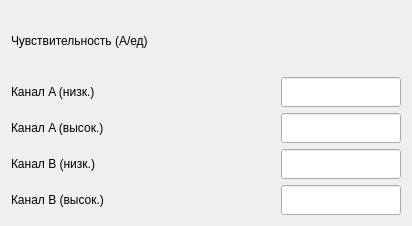
The window that RSCAN_DOSE/src/widgets/sensitivitysettings.ui (niitfa/RSCAN_DOSE_GUI) describes before a commit, drawn with Qt 5.
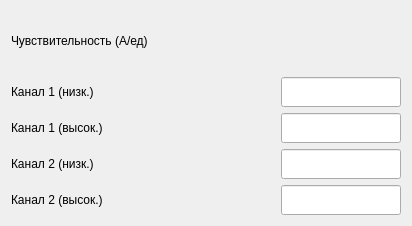
The same window after the commit.

```diff
--- a/RSCAN_DOSE/src/widgets/sensitivitysettings.ui
+++ b/RSCAN_DOSE/src/widgets/sensitivitysettings.ui
@@ -26,7 +26,7 @@
      <item>
       <widget class="QLabel" name="label_k_A_low">
        <property name="text">
-        <string>Канал A (низк.)</string>
+        <string>Канал 1 (низк.)</string>
        </property>
       </widget>
      </item>
@@ -78,7 +78,7 @@
      <item>
       <widget class="QLabel" name="label_k_A_high">
        <property name="text">
-        <string>Канал A (высок.)</string>
+        <string>Канал 1 (высок.)</string>
        </property>
       </widget>
      </item>
@@ -130,7 +130,7 @@
      <item>
       <widget class="QLabel" name="label_k_B_low">
        <property name="text">
-        <string>Канал B (низк.)</string>
+        <string>Канал 2 (низк.)</string>
        </property>
       </widget>
      </item>
@@ -182,7 +182,7 @@
      <item>
       <widget class="QLabel" name="label_k_B_high">
        <property name="text">
-        <string>Канал B (высок.)</string>
+        <string>Канал 2 (высок.)</string>
        </property>
       </widget>
      </item>
```
